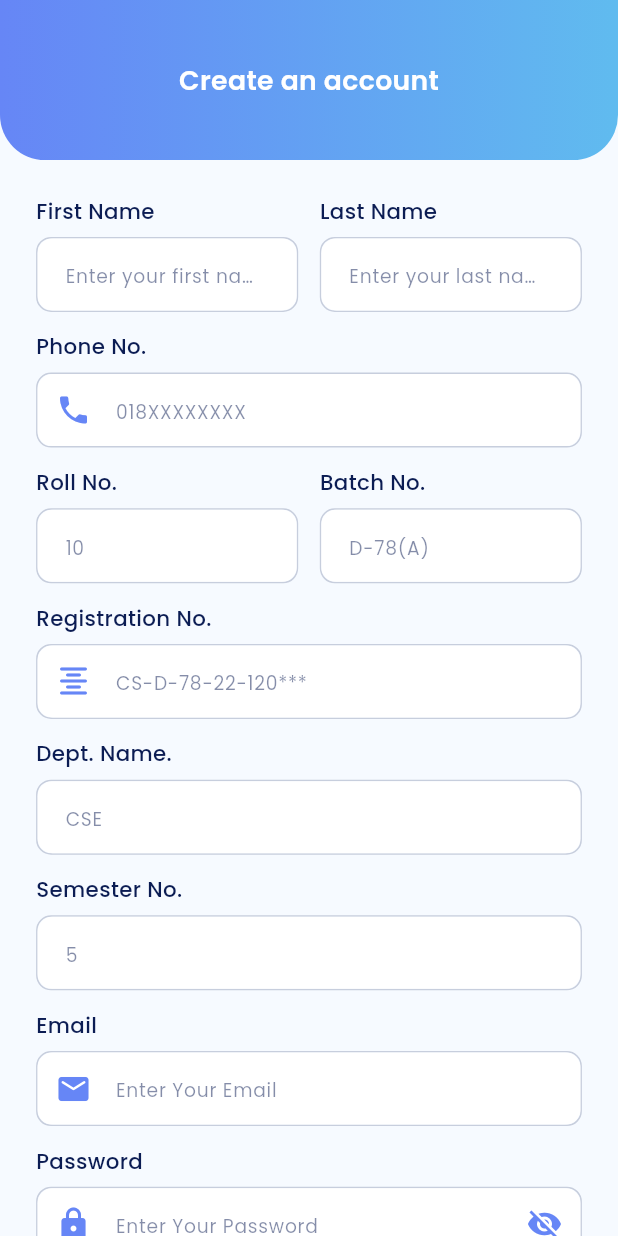
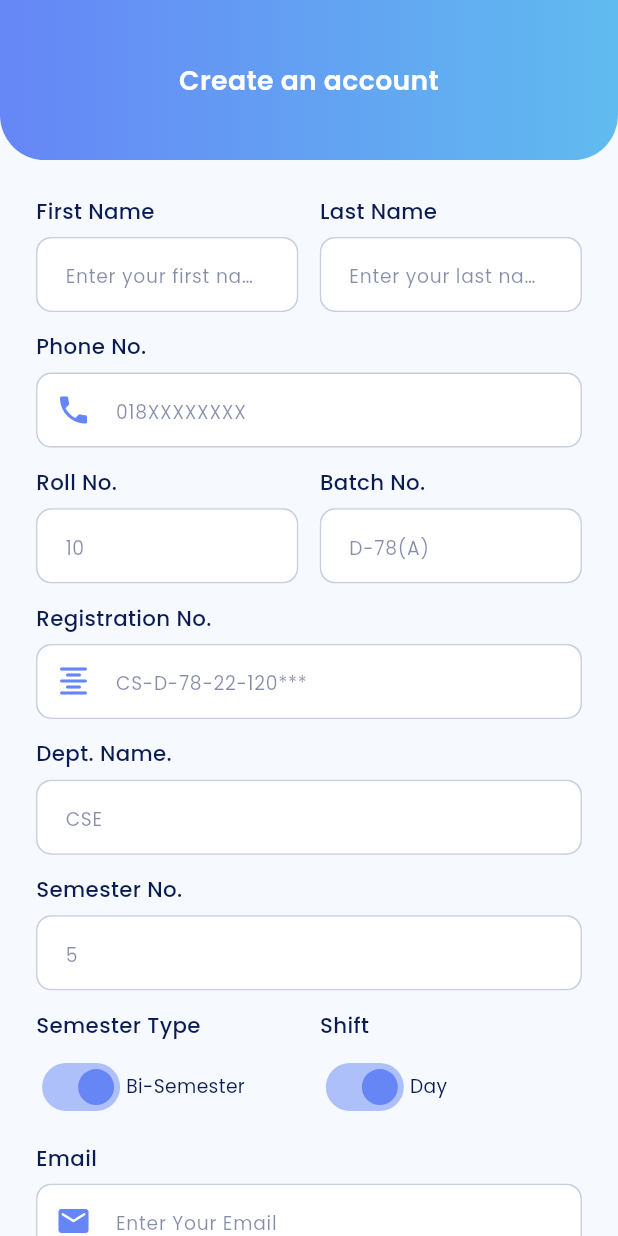
Before and after one commit to sifatullah-haque/UniBuddy, a Flutter app: the RegisterPage screen opened directly with empty values, on a phone screen of 412 x 824 dp. Run offline on Flutter 3.47's test engine with Material 3 defaults, Android fonts, the light colour scheme and no system bars; our stand-ins replace another_carousel_pro, cloud_firestore, firebase_auth, firebase_core, firebase_storage, flutter_screenutil and 6 more; accounts and stored records are empty.

Commit message:
registration page complete

```diff
--- a/lib/auth/register/register.dart
+++ b/lib/auth/register/register.dart
@@ -82,6 +82,9 @@ class _RegisterFormState extends State<RegisterForm> {
   final _semesterController = TextEditingController();
   bool _obscurePassword = true;
   bool _obscureConfirmPassword = true;
+  // Add new state variables for semester type and shift
+  bool _isBiSemester = true;
+  bool _isDayShift = true;
 
   @override
   void dispose() {
@@ -218,9 +221,12 @@ class _RegisterFormState extends State<RegisterForm> {
                   'phoneNo': _phoneController.text.trim(),
                   'rollNo': _rollNumberController.text.trim(),
                   'batchNo': _batchNumberController.text.trim(),
-                  'registrationNo': _registrationNumberController.text.trim(),
-                  'deptName': _departmentController.text.trim(),
+                  'registrationNo':
+                      _registrationNumberController.text.trim().toUpperCase(),
+                  'deptName': _departmentController.text.trim().toUpperCase(),
                   'semesterNo': _semesterController.text.trim(),
+                  'isBiSemester': _isBiSemester,
+                  'isDayShift': _isDayShift,
                   'email': _emailController.text.trim(),
                   'isEmailVerified': false,
                   'profilePicture': null,
@@ -310,6 +316,7 @@ class _RegisterFormState extends State<RegisterForm> {
           label: "Phone No.",
           hint: "018XXXXXXXX",
           prefixIcon: Icons.phone,
+          keyboardType: TextInputType.number,
         ),
         SizedBox(height: 15.h),
         Row(
@@ -319,6 +326,7 @@ class _RegisterFormState extends State<RegisterForm> {
                 controller: _rollNumberController,
                 label: "Roll No.",
                 hint: "10",
+                keyboardType: TextInputType.number,
               ),
             ),
             SizedBox(width: 15.w),
@@ -349,6 +357,32 @@ class _RegisterFormState extends State<RegisterForm> {
           controller: _semesterController,
           label: "Semester No.",
           hint: "5",
+          keyboardType: TextInputType.number,
+        ),
+        SizedBox(height: 15.h),
+        // Add toggle switches for semester type and shift
+        Row(
+          children: [
+            _buildSwitchField(
+              label: "Semester Type",
+              value: _isBiSemester,
+              onChanged: (value) {
+                setState(() => _isBiSemester = value);
+              },
+              trueLabel: "Bi-Semester",
+              falseLabel: "Tri-Semester",
+            ),
+            SizedBox(width: 15.w),
+            _buildSwitchField(
+              label: "Shift",
+              value: _isDayShift,
+              onChanged: (value) {
+                setState(() => _isDayShift = value);
+              },
+              trueLabel: "Day",
+              falseLabel: "Evening",
+            ),
+          ],
         ),
         SizedBox(height: 15.h),
         _buildInputField(
@@ -377,12 +411,55 @@ class _RegisterFormState extends State<RegisterForm> {
     );
   }
 
+  // Add a new method for building switch fields
+  Widget _buildSwitchField({
+    required String label,
+    required bool value,
+    required Function(bool) onChanged,
+    required String trueLabel,
+    required String falseLabel,
+  }) {
+    return Expanded(
+      child: Column(
+        crossAxisAlignment: CrossAxisAlignment.start,
+        children: [
+          Text(
+            label,
+            style: TextStyle(
+              color: Coloris.text_color,
+              fontSize: 16.sp,
+              fontWeight: FontWeight.w500,
+            ),
+          ),
+          SizedBox(height: 8.h),
+          Row(
+            children: [
+              Switch(
+                value: value,
+                onChanged: onChanged,
+                activeColor: Color(0xff6686F6),
+              ),
+              Text(
+                value ? trueLabel : falseLabel,
+                style: TextStyle(
+                  color: Coloris.text_color,
+                  fontSize: 14.sp,
+                ),
+              ),
+            ],
+          ),
+        ],
+      ),
+    );
+  }
+
   Widget _buildInputField({
     required TextEditingController controller,
     required String label,
     required String hint,
     IconData? prefixIcon,
     bool isPassword = false,
+    TextInputType? keyboardType,
   }) {
     // Determine which password visibility state to use
     bool isObscured = isPassword;
@@ -390,6 +467,13 @@ class _RegisterFormState extends State<RegisterForm> {
       isObscured = controller == _passwordController
           ? _obscurePassword
           : _obscureConfirmPassword;
+    }
+
+    // Add text transformation for registration number and department name
+    TextCapitalization capitalization = TextCapitalization.none;
+    if (controller == _registrationNumberController ||
+        controller == _departmentController) {
+      capitalization = TextCapitalization.characters;
     }
 
     return Column(
@@ -412,6 +496,20 @@ class _RegisterFormState extends State<RegisterForm> {
           child: TextFormField(
             controller: controller,
             obscureText: isPassword ? isObscured : false,
+            keyboardType: keyboardType,
+            textCapitalization: capitalization,
+            onChanged: (value) {
+              if (controller == _registrationNumberController ||
+                  controller == _departmentController) {
+                final text = value.toUpperCase();
+                if (text != value) {
+                  controller.value = controller.value.copyWith(
+                    text: text,
+                    selection: TextSelection.collapsed(offset: text.length),
+                  );
+                }
+              }
+            },
             decoration: InputDecoration(
               prefixIcon: prefixIcon != null
                   ? Icon(prefixIcon, color: Color(0xff6686F6))
```
Also changed, not shown: lib/pages/home_page/Join_Club/join_club.dart (+23 -0 lines).
